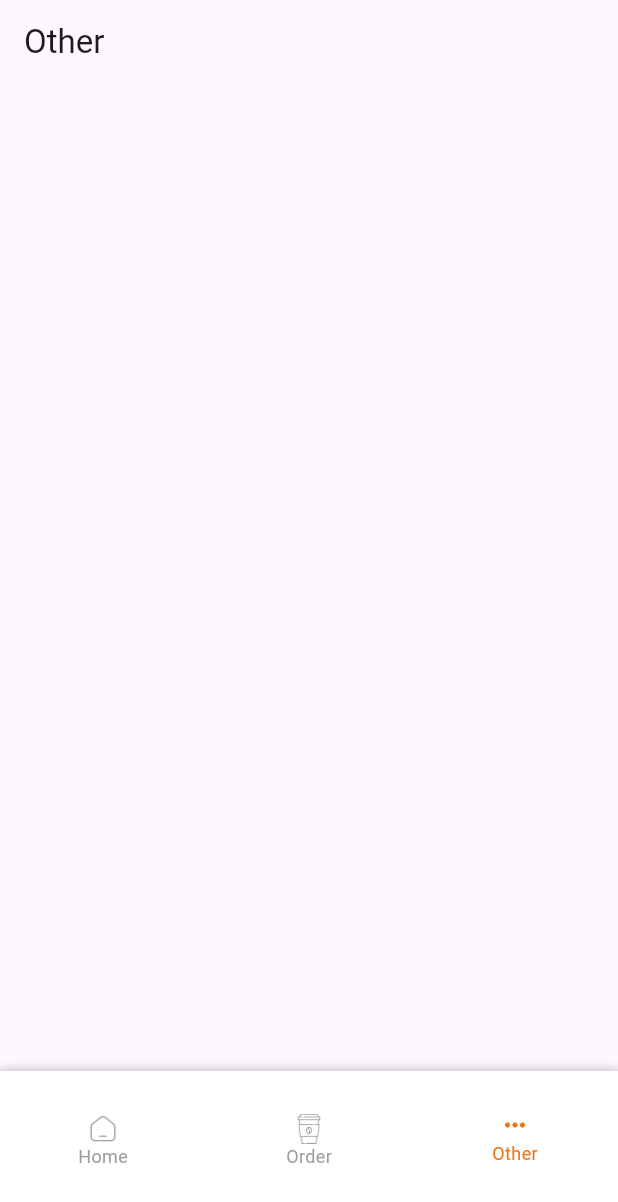
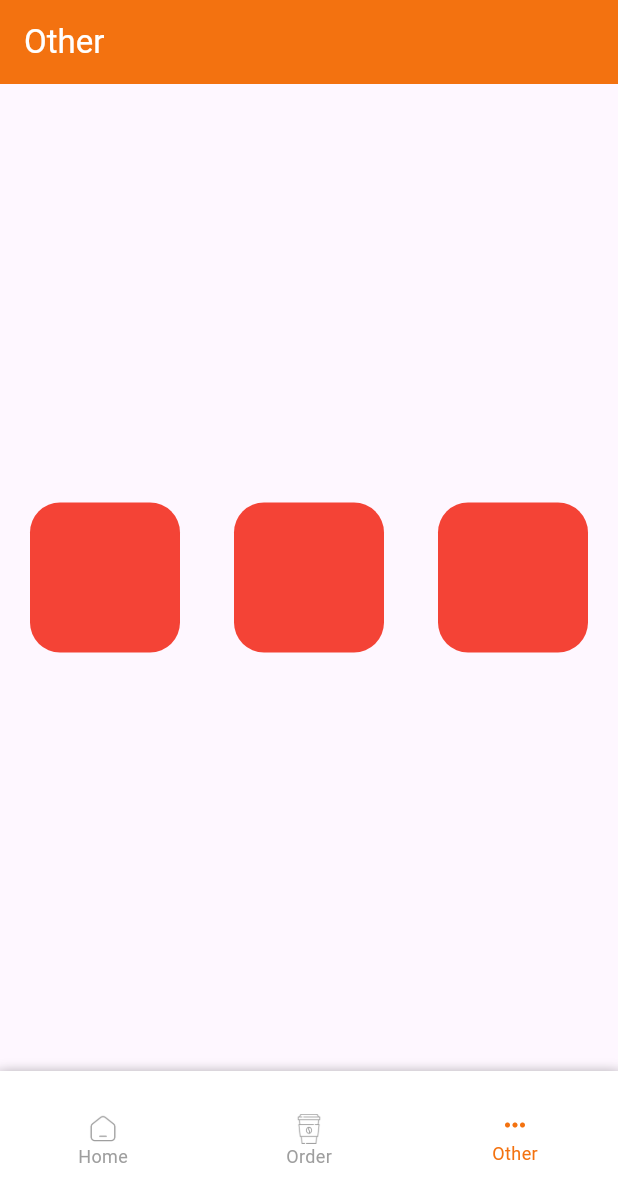
Before and after one commit to Deokwon-Kim/cafe_order_system, a Flutter app: the screen it shows after launch, item 3 of the bottom bar chosen, on a phone screen of 412 x 824 dp. Shown: the top 1202 px of the screen. Run offline on Flutter 3.47's test engine with Material 3 defaults, Android fonts, the phone set to English and light mode, and no system bars; our stand-ins replace badges, flutter_local_notifications; missing offline and left inert: tosspayments_widget_sdk_flutter.

Commit message:
기타 페이지의 UI를 개선하여 앱바 색상 및 본문 레이아웃을 수정하고, 메뉴 상세 페이지에서 버튼 스타일을 개선하여 일관성을 높임. 결제 페이지에서 주문 내역 및 결제 금액 표시 방식을 개선하여 사용자 경험을 향상시킴.

```diff
--- a/lib/pages/other_page.dart
+++ b/lib/pages/other_page.dart
@@ -6,7 +6,49 @@ class OtherPage extends StatelessWidget {
   @override
   Widget build(BuildContext context) {
     return Scaffold(
-      appBar: AppBar(automaticallyImplyLeading: false, title: Text('Other')),
+      appBar: AppBar(
+        automaticallyImplyLeading: false,
+        title: Text('Other'),
+        foregroundColor: Colors.white,
+        backgroundColor: Color(0xfff37210),
+      ),
+      body: Column(
+        mainAxisAlignment: MainAxisAlignment.center,
+        children: [
+          Padding(
+            padding: const EdgeInsets.only(left: 20.0, right: 20),
+            child: Row(
+              mainAxisAlignment: MainAxisAlignment.spaceBetween,
+              children: [
+                Container(
+                  width: 100,
+                  height: 100,
+                  decoration: BoxDecoration(
+                    color: Colors.red,
+                    borderRadius: BorderRadius.circular(20),
+                  ),
+                ),
+                Container(
+                  width: 100,
+                  height: 100,
+                  decoration: BoxDecoration(
+                    color: Colors.red,
+                    borderRadius: BorderRadius.circular(20),
+                  ),
+                ),
+                Container(
+                  width: 100,
+                  height: 100,
+                  decoration: BoxDecoration(
+                    color: Colors.red,
+                    borderRadius: BorderRadius.circular(20),
+                  ),
+                ),
+              ],
+            ),
+          ),
+        ],
+      ),
     );
   }
 }
```
Also changed, not shown: lib/pages/detail_page/menu_detail_page.dart (+25 -2 lines), lib/tosspayments/payments_page.dart (+57 -26 lines).
